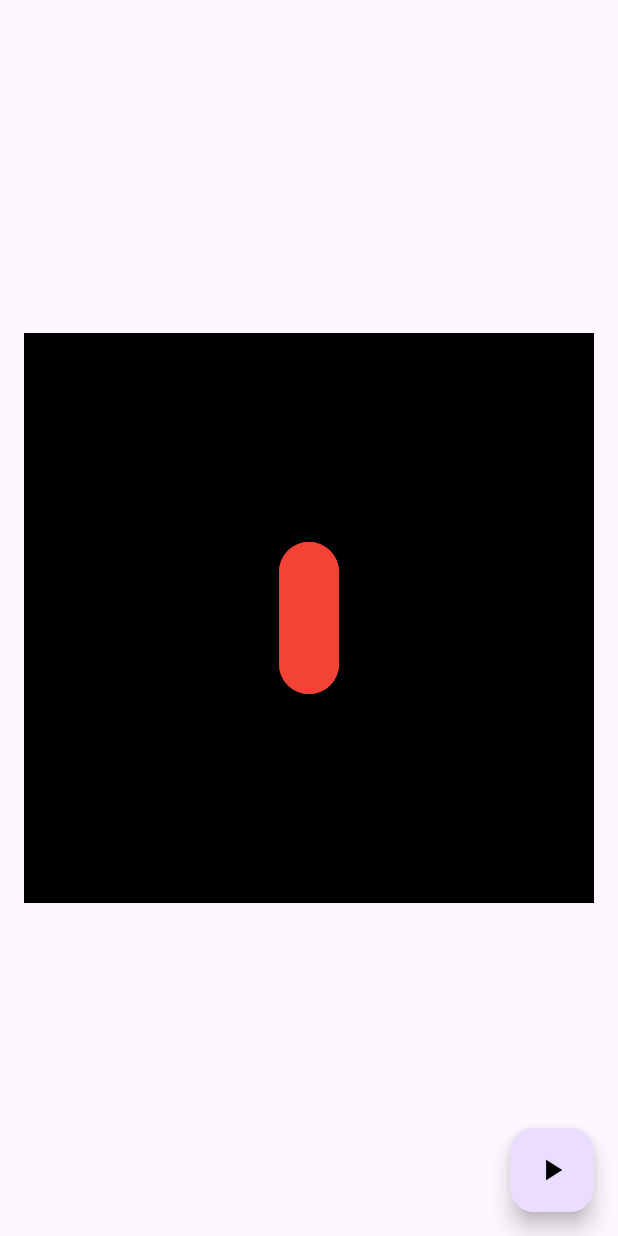
After one commit to shaharex/flutter_widgets, a Flutter app: the MyTransitionedAnimation screen opened directly, after a tap on the "play arrow" icon, on a phone screen of 412 x 824 dp. The commit adds this screen. Run offline on Flutter 3.47's test engine with Material 3 defaults, Android fonts, the phone set to English and light mode, and no system bars.

Commit message:
animations

```diff
--- a/lib/animations/animated/animated.dart
+++ b/lib/animations/animated/animated.dart
@@ -5,5 +5,6 @@ export 'animated_list_example.dart';
 export 'animated_opacity_example.dart';
 export 'animated_rotation_example.dart';
 export 'animated_switcher_example.dart';
+export 'animated_size_example.dart';
+export 'animated_logo_of_flutter.dart';
 export 'tween_animation_builder_example.dart';
-export 'animated_logo_of_flutter.dart';
--- a/lib/animations/mainaina.dart
+++ b/lib/animations/mainaina.dart
@@ -1,5 +1,5 @@
-import 'package:counter_50/animations/animated/animated_list_example.dart';
 import 'package:counter_50/animations/my_animated_widget.dart';
+import 'package:counter_50/animations/my_transitioned_animation.dart';
 import 'package:flutter/material.dart';
 import 'package:flutter/services.dart';
 
--- /dev/null
+++ b/lib/animations/my_transitioned_animation.dart
@@ -0,0 +1,240 @@
+import 'package:flutter/material.dart';
+import 'package:flutter/widgets.dart';
+
+final Duration duration = Duration(seconds: 3);
+
+class MyTransitionedAnimation extends StatefulWidget {
+  const MyTransitionedAnimation({super.key});
+
+  @override
+  State<MyTransitionedAnimation> createState() =>
+      _MyTransitionedAnimationState();
+}
+
+class _MyTransitionedAnimationState extends State<MyTransitionedAnimation>
+    with SingleTickerProviderStateMixin {
+  // with SingleTickerProviderStateMixin we get access to ticker, which helps to recognize the frames per smth
+  late AnimationController _controller;
+  @override
+  void initState() {
+    super.initState();
+    // with this, animationcontroller knows when the frames will change can listen it
+    _controller = AnimationController(vsync: this, duration: duration)
+      ..addListener(() {
+        print(_controller.status);
+      });
+  }
+
+  @override
+  Widget build(BuildContext context) {
+    return SafeArea(
+      child: Scaffold(
+        floatingActionButton: Column(
+          mainAxisSize: MainAxisSize.min,
+          children: [
+            // FloatingActionButton(
+            //   onPressed: () {
+            //     setState(() {
+            //       _controller.reverse();
+            //       // stop(canceled: true) future will stop
+            //       // _controller.stop();
+            //       // _controller.reset();
+            //       // if (_controller.isCompleted) {
+            //       //   _controller.reverse();
+            //       // } else {
+            //       //   _controller.forward();
+            //       // }
+            //     });
+            //   },
+            //   child: const Icon(
+            //     Icons.pause,
+            //     color: Colors.black,
+            //   ),
+            // ),
+            FloatingActionButton(
+              onPressed: () {
+                setState(() {
+                  _controller.forward();
+                  // _controller.animateTo(0.5);
+                  // _controller.animateBack(0.5);
+                  // _controller.fling(
+                  //   velocity: 1.0,
+                  //   springDescription: SpringDescription.withDampingRatio(
+                  //     mass: 5,
+                  //     stiffness: 500.0,
+                  //     ratio: 3,
+                  //   ),
+                  // );
+                  // _controller.repeat(reverse: true);
+                });
+              },
+              child: const Icon(
+                Icons.play_arrow,
+                color: Colors.black,
+              ),
+            ),
+          ],
+        ),
+        body: Center(
+            child: Container(
+          color: Colors.black,
+          padding: const EdgeInsets.all(40),
+          child: StaggeredAnimationFromLazy(controller: _controller),
+        )),
+      ),
+    );
+  }
+}
+
+class ScaleTransitionExample extends StatelessWidget {
+  const ScaleTransitionExample({
+    Key? key,
+    required this.controller,
+  }) : super(key: key);
+  final AnimationController controller;
+
+  @override
+  Widget build(BuildContext context) {
+    return AnimatedBuilder(
+      animation: controller,
+      builder: (context, child) {
+        return Transform.scale(
+          child: child,
+          scale: controller.value,
+        );
+      },
+      child: Container(
+        width: 100,
+        height: 200,
+        color: Colors.red,
+      ),
+    );
+    // return ScaleTransition(
+    //   scale: controller,
+    //   child: FadeTransition(
+    //     opacity: controller,
+    //     child: Container(
+    //       width: 100,
+    //       height: 200,
+    //       color: Colors.red,
+    //     ),
+    //   ),
+    // );
+  }
+}
+
+class AnimatedWidgetExample extends AnimatedWidget {
+  const AnimatedWidgetExample({required AnimationController controller})
+      : super(listenable: controller);
+
+  @override
+  Widget build(BuildContext context) {
+    final animation = listenable as Animation<double>;
+    return Transform.scale(
+      scale: animation.value,
+      child: Container(
+        width: 100,
+        height: 200,
+        color: Colors.red,
+      ),
+    );
+  }
+}
+
+class StaggeredAnimationFromLazy extends StatelessWidget {
+  const StaggeredAnimationFromLazy({
+    super.key,
+    required this.controller,
+  });
+
+  final AnimationController controller;
+
+  @override
+  Widget build(BuildContext context) {
+    return AnimatedBuilder(
+      animation: controller,
+      builder: (context, child) {
+        return CustomPaint(
+          painter: MyIconPainter(controller),
+          size: const Size(300, 300),
+        );
+      },
+    );
+  }
+}
+
+class MyIconPainter extends CustomPainter {
+  final AnimationController controller;
+
+  late final Animation<double> dotGrow;
+  late final Animation<double> lineGrow;
+  late final Animation<double> linesMove;
+
+  MyIconPainter(this.controller) {
+    dotGrow = Tween(begin: 0.0, end: 1.0).animate(CurvedAnimation(
+      parent: controller,
+      curve: const Interval(0.0, 0.25, curve: Curves.easeOut),
+    ));
+    lineGrow = Tween(begin: 0.0, end: 1.0).animate(CurvedAnimation(
+      parent: controller,
+      curve: const Interval(0.25, 0.55, curve: Curves.easeIn),
+    ));
+    linesMove = Tween(begin: 0.0, end: 1.0).animate(CurvedAnimation(
+      parent: controller,
+      curve: const Interval(0.55, 1.00, curve: Curves.bounceOut),
+    ));
+  }
+
+  @override
+  void paint(Canvas canvas, Size size) {
+    final centerX = size.width / 2;
+    final centerY = size.height / 2;
+
+    final dotPainter = Paint()
+      ..color = Colors.red
+      ..style = PaintingStyle.fill
+      ..strokeWidth = 0;
+
+    final linesPainter = Paint()
+      ..color = Colors.red
+      ..style = PaintingStyle.stroke
+      ..strokeCap = StrokeCap.round
+      ..strokeWidth = 40;
+
+    canvas.drawCircle(
+      Offset(centerX, centerY),
+      20.0 * dotGrow.value,
+      dotPainter,
+    );
+
+    if (dotGrow.value < 1.0) return;
+    canvas.drawLine(
+      Offset(
+        centerX - centerX * linesMove.value,
+        centerY - centerY * lineGrow.value,
+      ),
+      Offset(
+        centerX + centerX * linesMove.value,
+        centerY + centerY * lineGrow.value,
+      ),
+      linesPainter,
+    );
+    canvas.drawLine(
+      Offset(
+        centerX + centerX * linesMove.value,
+        centerY - centerY * lineGrow.value,
+      ),
+      Offset(
+        centerX - centerX * linesMove.value,
+        centerY + centerY * lineGrow.value,
+      ),
+      linesPainter,
+    );
+  }
+
+  @override
+  bool shouldRepaint(covariant CustomPainter oldDelegate) {
+    // TODO: implement shouldRepaint
+    return true;
+  }
+}
--- /dev/null
+++ b/lib/custom/naim.dart
@@ -0,0 +1,20 @@
+import 'package:counter_50/custom/custom_paint.dart';
+import 'package:flutter/material.dart';
+
+void main() {
+  runApp(MyCustomApp());
+}
+
+class MyCustomApp extends StatelessWidget {
+  const MyCustomApp({super.key});
+
+  @override
+  Widget build(BuildContext context) {
+    return MaterialApp(
+      debugShowCheckedModeBanner: false,
+      home: Scaffold(
+        body: Example(),
+      ),
+    );
+  }
+}
```
Also changed, not shown: lib/animations/hero/example_widget.dart (added, +160 -0 lines), lib/animations/hero/mainnn.dart (added, +32 -0 lines), lib/animations/my_animated_widget.dart (+25 -6 lines), lib/custom/custom_paint.dart (added, +149 -0 lines).
